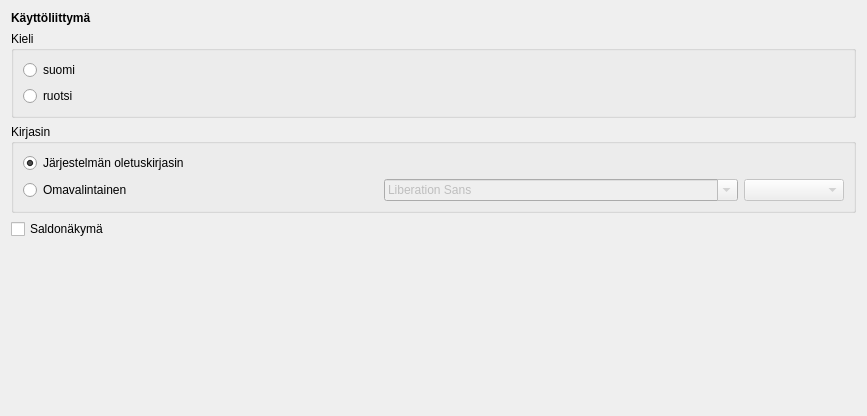
Qt form kitsas/maaritys/ulkoasumaaritys.ui (artoh/kitupiikki) before a commit.
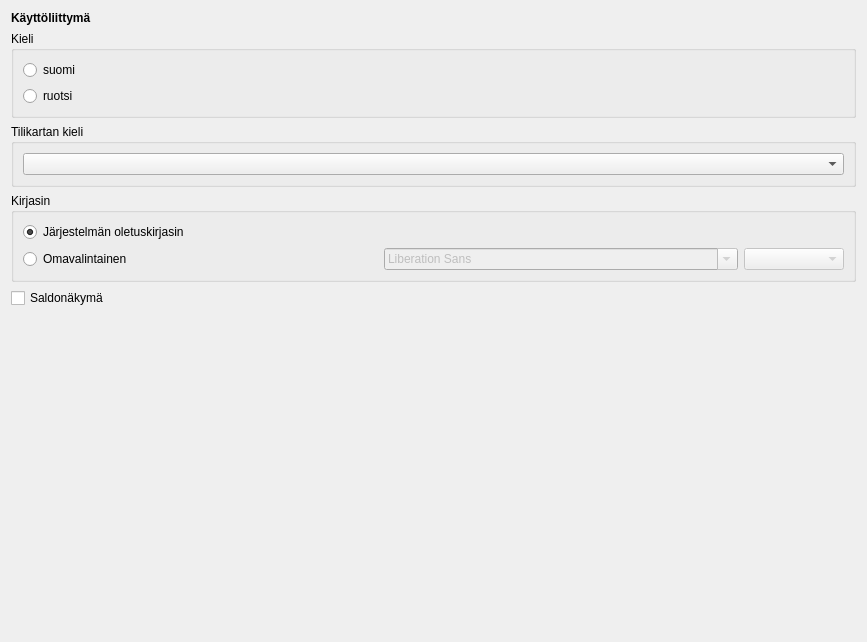
The same form after that commit. Icons and pictures are not drawn. Custom widgets are drawn as their Qt base class.

Patch:
```diff
--- a/kitsas/maaritys/ulkoasumaaritys.ui
+++ b/kitsas/maaritys/ulkoasumaaritys.ui
@@ -7,7 +7,7 @@
     <x>0</x>
     <y>0</y>
     <width>867</width>
-    <height>416</height>
+    <height>642</height>
    </rect>
   </property>
   <property name="windowTitle">
@@ -58,6 +58,18 @@
      </layout>
     </widget>
    </item>
+   <item>
+    <widget class="QGroupBox" name="groupBox_3">
+     <property name="title">
+      <string>Tilikartan kieli</string>
+     </property>
+     <layout class="QVBoxLayout" name="verticalLayout_4">
+      <item>
+       <widget class="KieliCombo" name="tilikarttaKieli"/>
+      </item>
+     </layout>
+    </widget>
+   </item>
    <item>
     <widget class="QGroupBox" name="groupBox">
      <property name="title">
@@ -134,6 +146,13 @@
    </item>
   </layout>
  </widget>
+ <customwidgets>
+  <customwidget>
+   <class>KieliCombo</class>
+   <extends>QComboBox</extends>
+   <header location="global">kieli/kielicombo.h</header>
+  </customwidget>
+ </customwidgets>
  <resources>
   <include location="../pic/pic.qrc"/>
  </resources>
```
